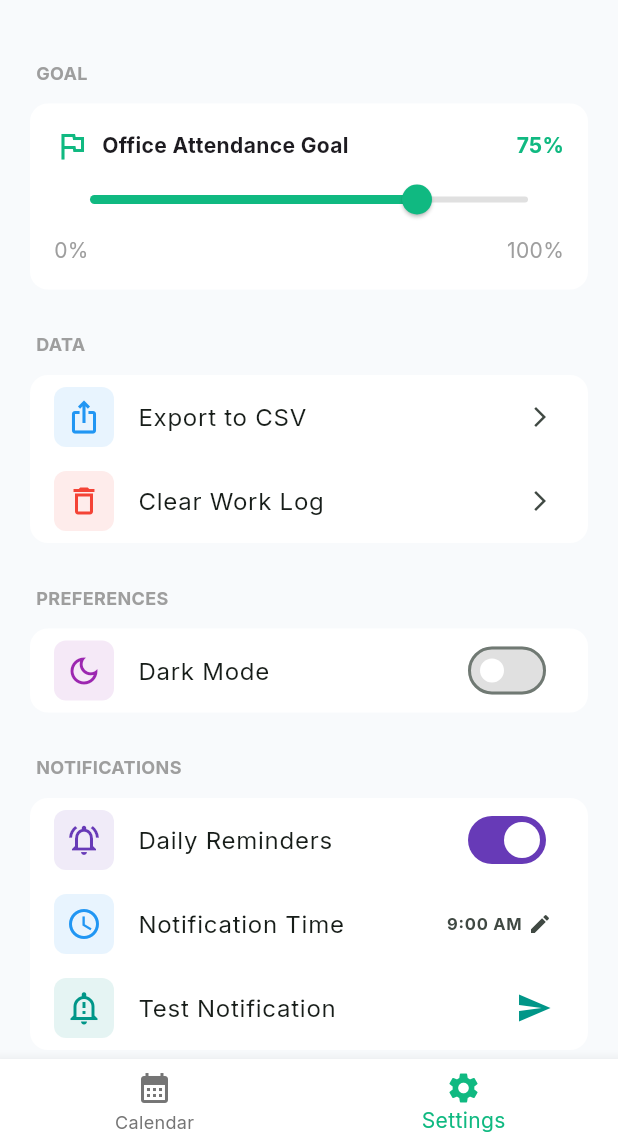
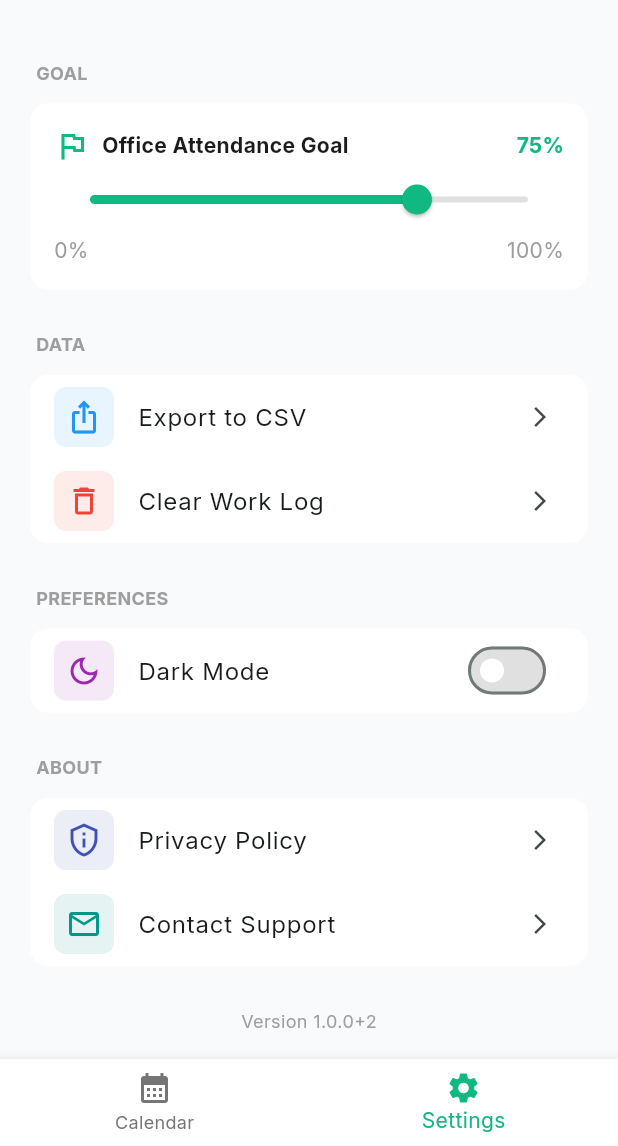
Before and after one commit to sharkie63/areuwfo, a Flutter app: the screen it shows after launch, item 2 of the bottom bar chosen, on a phone screen of 412 x 824 dp, the part 90-1236 px from its top. Run offline on Flutter 3.47's test engine with Material 3 defaults, Android fonts, the phone set to English and light mode, and no system bars; our stand-ins replace firebase_analytics, firebase_core, firebase_crashlytics, flutter_local_notifications, go_router, google_fonts and 4 more; accounts and stored records are empty.

Commit message:
Remove notification functionality
- Removed notifications section from settings page
- Removed notification state variables and methods
- Removed flutter_local_notifications and timezone dependencies
- Notifications were not working as expected

```diff
--- a/lib/settings_page_new.dart
+++ b/lib/settings_page_new.dart
@@ -3,7 +3,6 @@ import 'package:flutter/material.dart';
 import 'package:flutter/services.dart';
 import 'package:go_router/go_router.dart';
 import 'package:myapp/main.dart';
-import 'package:myapp/notifications.dart';
 import 'package:myapp/theme_provider.dart';
 import 'package:provider/provider.dart';
 import 'package:shared_preferences/shared_preferences.dart';
@@ -19,8 +18,6 @@ class SettingsPageNew extends StatefulWidget {
 }
 
 class _SettingsPageNewState extends State<SettingsPageNew> with AutomaticKeepAliveClientMixin {
-  TimeOfDay _notificationTime = const TimeOfDay(hour: 9, minute: 0);
-  bool _notificationsEnabled = false;
   String _version = '';
   String _buildNumber = '';
 
@@ -30,26 +27,10 @@ class _SettingsPageNewState extends State<SettingsPageNew> with AutomaticKeepAli
   @override
   void initState() {
     super.initState();
-    _loadSettings();
     _loadPackageInfo();
   }
 
-  void _loadSettings() async {
-    final prefs = await SharedPreferences.getInstance();
-    final timeString = prefs.getString('notificationTime');
-    if (timeString != null) {
-      final timeParts = timeString.split(':');
-      _notificationTime = TimeOfDay(
-        hour: int.parse(timeParts[0]),
-        minute: int.parse(timeParts[1]),
-      );
-    }
-    final notificationsEnabled = await NotificationService.instance.areNotificationsEnabled();
-    if (!mounted) return;
-    setState(() {
-      _notificationsEnabled = notificationsEnabled;
-    });
-  }
+
 
   void _loadPackageInfo() async {
     final packageInfo = await PackageInfo.fromPlatform();
@@ -60,25 +41,7 @@ class _SettingsPageNewState extends State<SettingsPageNew> with AutomaticKeepAli
     });
   }
 
-  Future<void> _selectNotificationTime(BuildContext context) async {
-    final TimeOfDay? picked = await showTimePicker(
-      context: context,
-      initialTime: _notificationTime,
-    );
-    if (picked == null || picked == _notificationTime) return;
 
-    final prefs = await SharedPreferences.getInstance();
-    await prefs.setString('notificationTime', '${picked.hour}:${picked.minute}');
-
-    if (!mounted) return;
-
-    setState(() {
-      _notificationTime = picked;
-    });
-    if (_notificationsEnabled) {
-      await NotificationService.instance.scheduleDailyReminder(_notificationTime);
-    }
-  }
 
   void _showClearLogDialog() {
     showDialog(
@@ -216,76 +179,6 @@ class _SettingsPageNewState extends State<SettingsPageNew> with AutomaticKeepAli
                     inactiveThumbColor: Colors.white,
                     inactiveTrackColor: isDarkMode ? Colors.grey.shade700 : Colors.grey.shade300,
                   ),
-                ),
-              ],
-            ),
-            const _SettingsHeader(title: 'NOTIFICATIONS'),
-            _SettingsCard(
-              children: [
-                _SettingsTile(
-                  icon: Icons.notifications_active_outlined,
-                  iconColor: Colors.deepPurple,
-                  title: 'Daily Reminders',
-                  trailing: Switch(
-                    value: _notificationsEnabled,
-                    onChanged: (bool value) async {
-                       if (value) {
-                        bool standardGranted = await NotificationService.instance.requestStandardPermissions();
-                        if (!mounted) return;
-                        if (standardGranted) {
-                          bool exactAlarmGranted = await NotificationService.instance.requestExactAlarmPermission();
-                          if (!mounted) return;
-                          if (exactAlarmGranted) {
-                            await NotificationService.instance.scheduleDailyReminder(_notificationTime);
-                            if (!mounted) return;
-                            setState(() {
-                              _notificationsEnabled = true;
-                            });
-                          }
-                        } else {
-                          ScaffoldMessenger.of(context).showSnackBar(
-                            const SnackBar(
-                                content: Text(
-                                    'Notification permissions are required for reminders.')),
-                          );
-                        }
-                      } else {
-                        await NotificationService.instance.cancelAllNotifications();
-                        if (!mounted) return;
-                        setState(() {
-                          _notificationsEnabled = false;
-                        });
-                      }
-                    },
-                    activeColor: Colors.white,
-                    activeTrackColor: Colors.deepPurple,
-                    inactiveThumbColor: Colors.white,
-                    inactiveTrackColor: isDarkMode ? Colors.grey.shade700 : Colors.grey.shade300,
-                  ),
-                ),
-                _SettingsTile(
-                  icon: Icons.access_time,
-                  iconColor: Colors.blue,
-                  title: 'Notification Time',
-                  trailing: Row(
-                    mainAxisSize: MainAxisSize.min,
-                    children: [
-                      Text(_notificationTime.format(context), style: const TextStyle(fontWeight: FontWeight.bold)),
-                      const SizedBox(width: 4),
-                      const Icon(Icons.edit, size: 16),
-                    ],
-                  ),
-                  onTap: () => _selectNotificationTime(context),
-                  enabled: _notificationsEnabled
-                ),
-                _SettingsTile(
-                  icon: Icons.notification_important_outlined,
-                  iconColor: Colors.teal,
-                  title: 'Test Notification',
-                  trailing: const Icon(Icons.send, color: Colors.teal),
-                  onTap: () {
-                    NotificationService.instance.showTestNotification();
-                  },
                 ),
               ],
             ),
--- a/pubspec.yaml
+++ b/pubspec.yaml
@@ -23,10 +23,8 @@ dependencies:
   go_router: ^12.1.3
   intl: ^0.19.0
   shared_preferences: ^2.5.4
-  flutter_local_notifications: ^19.5.0
   fluttertoast: ^8.2.14
   firebase_crashlytics: ^5.0.7
-  timezone: ^0.10.1
   csv: ^6.0.0
   lottie: ^3.3.2
   package_info_plus: ^8.3.0
```
